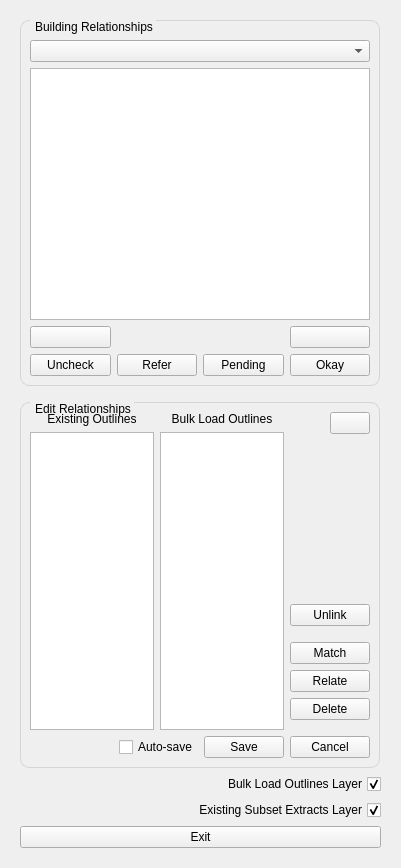
This is buildings/gui/alter_building_relationship.ui in linz/nz-buildings as Qt 5 draws it before an edit. The edited form follows.
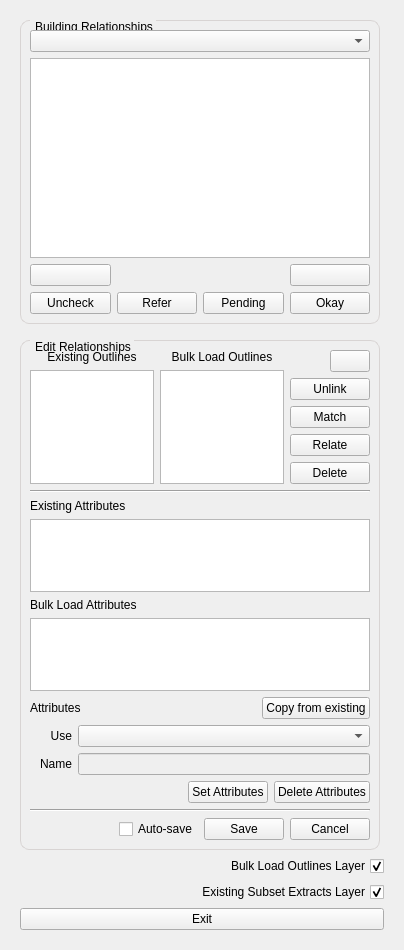
This is the edited form.

Commit message: feat: retain name and use attributes

```diff
--- a/buildings/gui/alter_building_relationship.ui
+++ b/buildings/gui/alter_building_relationship.ui
@@ -2,12 +2,15 @@
 <ui version="4.0">
  <class>frame_alter_building_relationship</class>
  <widget class="QFrame" name="frame_alter_building_relationship">
+  <property name="enabled">
+   <bool>true</bool>
+  </property>
   <property name="geometry">
    <rect>
     <x>0</x>
     <y>0</y>
-    <width>401</width>
-    <height>868</height>
+    <width>404</width>
+    <height>950</height>
    </rect>
   </property>
   <property name="minimumSize">
@@ -51,8 +54,8 @@
        <rect>
         <x>0</x>
         <y>0</y>
-        <width>383</width>
-        <height>850</height>
+        <width>376</width>
+        <height>1058</height>
        </rect>
       </property>
       <layout class="QVBoxLayout" name="verticalLayout_2">
@@ -94,74 +97,80 @@
           <bool>false</bool>
          </property>
          <layout class="QGridLayout" name="gridLayout_2">
-          <item row="7" column="0">
-           <widget class="QPushButton" name="btn_qa_not_checked">
-            <property name="text">
-             <string>Uncheck</string>
-            </property>
-           </widget>
+          <property name="verticalSpacing">
+           <number>6</number>
+          </property>
+          <item row="0" column="0" colspan="4">
+           <layout class="QVBoxLayout" name="layout_msg_bar_qa"/>
           </item>
-          <item row="7" column="2">
+          <item row="6" column="2">
            <widget class="QPushButton" name="btn_qa_pending">
             <property name="text">
              <string>Pending</string>
             </property>
            </widget>
           </item>
-          <item row="5" column="0" colspan="4">
-           <widget class="QTableWidget" name="tbl_relationship"/>
+          <item row="2" column="0" colspan="4">
+           <widget class="QComboBox" name="cmb_relationship">
+            <property name="toolTip">
+             <string>Change to see different building relationships</string>
+            </property>
+           </widget>
           </item>
-          <item row="7" column="1">
+          <item row="6" column="1">
            <widget class="QPushButton" name="btn_qa_refer2supplier">
             <property name="text">
              <string>Refer</string>
             </property>
            </widget>
           </item>
-          <item row="7" column="3">
+          <item row="6" column="0">
+           <widget class="QPushButton" name="btn_qa_not_checked">
+            <property name="text">
+             <string>Uncheck</string>
+            </property>
+           </widget>
+          </item>
+          <item row="6" column="3">
            <widget class="QPushButton" name="btn_qa_okay">
             <property name="text">
              <string>Okay</string>
             </property>
            </widget>
           </item>
-          <item row="0" column="1" colspan="2">
-           <spacer name="verticalSpacer_8">
-            <property name="orientation">
-             <enum>Qt::Vertical</enum>
+          <item row="5" column="3">
+           <widget class="QPushButton" name="btn_qa_not_removed">
+            <property name="toolTip">
+             <string>Not Removed</string>
             </property>
-            <property name="sizeType">
-             <enum>QSizePolicy::Fixed</enum>
+            <property name="text">
+             <string/>
             </property>
-            <property name="sizeHint" stdset="0">
+           </widget>
+          </item>
+          <item row="4" column="0" colspan="4">
+           <widget class="QTableWidget" name="tbl_relationship">
+            <property name="minimumSize">
              <size>
-              <width>20</width>
-              <height>10</height>
+              <width>0</width>
+              <height>200</height>
              </size>
             </property>
-           </spacer>
-          </item>
-          <item row="3" column="0" colspan="4">
-           <widget class="QComboBox" name="cmb_relationship">
-            <property name="toolTip">
-             <string>&lt;html&gt;&lt;head/&gt;&lt;body&gt;&lt;p&gt;Change to see different building relationships&lt;/p&gt;&lt;/body&gt;&lt;/html&gt;</string>
-            </property>
+            <attribute name="horizontalHeaderMinimumSectionSize">
+             <number>80</number>
+            </attribute>
+            <attribute name="horizontalHeaderDefaultSectionSize">
+             <number>80</number>
+            </attribute>
+            <attribute name="verticalHeaderMinimumSectionSize">
+             <number>21</number>
+            </attribute>
+            <attribute name="verticalHeaderDefaultSectionSize">
+             <number>30</number>
+            </attribute>
            </widget>
           </item>
-          <item row="1" column="0" colspan="4">
-           <layout class="QVBoxLayout" name="layout_msg_bar_qa"/>
-          </item>
-          <item row="6" column="3">
-           <widget class="QPushButton" name="btn_qa_not_removed">
-            <property name="toolTip">
-             <string>&lt;html&gt;&lt;head/&gt;&lt;body&gt;&lt;p&gt;Not Removed&lt;/p&gt;&lt;/body&gt;&lt;/html&gt;</string>
-            </property>
-            <property name="text">
-             <string/>
-            </property>
-           </widget>
-          </item>
-          <item row="6" column="0">
+          <item row="5" column="0">
            <widget class="QPushButton" name="btn_next">
             <property name="toolTip">
              <string>&lt;html&gt;&lt;head/&gt;&lt;body&gt;&lt;p&gt;Skip to next 'Not Checked' building&lt;/p&gt;&lt;/body&gt;&lt;/html&gt;</string>
@@ -223,7 +232,10 @@
          </property>
          <layout class="QGridLayout" name="gridLayout_3">
           <item row="1" column="0">
-           <layout class="QHBoxLayout" name="horizontalLayout_6">
+           <layout class="QHBoxLayout" name="hlayout_outlines">
+            <property name="spacing">
+             <number>6</number>
+            </property>
             <item>
              <layout class="QVBoxLayout" name="verticalLayout_7">
               <item>
@@ -378,22 +390,6 @@
                 </property>
                </widget>
               </item>
-              <item>
-               <spacer name="verticalSpacer_2">
-                <property name="orientation">
-                 <enum>Qt::Vertical</enum>
-                </property>
-                <property name="sizeType">
-                 <enum>QSizePolicy::Fixed</enum>
-                </property>
-                <property name="sizeHint" stdset="0">
-                 <size>
-                  <width>20</width>
-                  <height>10</height>
-                 </size>
-                </property>
-               </spacer>
-              </item>
               <item>
                <widget class="QPushButton" name="btn_matched">
                 <property name="text">
@@ -415,30 +411,31 @@
                 </property>
                </widget>
               </item>
-              <item>
-               <spacer name="verticalSpacer_6">
-                <property name="orientation">
-                 <enum>Qt::Vertical</enum>
-                </property>
-                <property name="sizeType">
-                 <enum>QSizePolicy::Fixed</enum>
-                </property>
-                <property name="sizeHint" stdset="0">
-                 <size>
-                  <width>20</width>
-                  <height>10</height>
-                 </size>
-                </property>
-               </spacer>
-              </item>
              </layout>
             </item>
            </layout>
           </item>
+          <item row="4" column="0">
+           <widget class="Line" name="line_2">
+            <property name="orientation">
+             <enum>Qt::Horizontal</enum>
+            </property>
+           </widget>
+          </item>
+          <item row="0" column="0">
+           <layout class="QVBoxLayout" name="layout_msg_bar_edit"/>
+          </item>
           <item row="2" column="0">
-           <layout class="QHBoxLayout" name="horizontalLayout_4">
+           <widget class="Line" name="line">
+            <property name="orientation">
+             <enum>Qt::Horizontal</enum>
+            </property>
+           </widget>
+          </item>
+          <item row="5" column="0">
+           <layout class="QHBoxLayout" name="hlayout_save">
             <item>
-             <spacer name="horizontalSpacer_5">
+             <spacer name="hspace_save">
               <property name="orientation">
                <enum>Qt::Horizontal</enum>
               </property>
@@ -476,8 +473,228 @@
             </item>
            </layout>
           </item>
-          <item row="0" column="0">
-           <layout class="QVBoxLayout" name="layout_msg_bar_edit"/>
+          <item row="3" column="0">
+           <layout class="QVBoxLayout" name="vlayout_attributes">
+            <property name="bottomMargin">
+             <number>0</number>
+            </property>
+            <item>
+             <widget class="QLabel" name="lbl_existing_attributes">
+              <property name="font">
+               <font>
+                <weight>50</weight>
+                <bold>false</bold>
+               </font>
+              </property>
+              <property name="text">
+               <string>Existing Attributes</string>
+              </property>
+              <property name="alignment">
+               <set>Qt::AlignLeading|Qt::AlignLeft|Qt::AlignVCenter</set>
+              </property>
+             </widget>
+            </item>
+            <item>
+             <widget class="QListWidget" name="lst_existing_attrs">
+              <property name="sizePolicy">
+               <sizepolicy hsizetype="Expanding" vsizetype="Expanding">
+                <horstretch>0</horstretch>
+                <verstretch>0</verstretch>
+               </sizepolicy>
+              </property>
+              <property name="minimumSize">
+               <size>
+                <width>0</width>
+                <height>0</height>
+               </size>
+              </property>
+              <property name="maximumSize">
+               <size>
+                <width>16777215</width>
+                <height>16777215</height>
+               </size>
+              </property>
+             </widget>
+            </item>
+            <item>
+             <widget class="QLabel" name="lbl_bulk_load_attributes">
+              <property name="font">
+               <font>
+                <weight>50</weight>
+                <bold>false</bold>
+               </font>
+              </property>
+              <property name="text">
+               <string>Bulk Load Attributes</string>
+              </property>
+              <property name="alignment">
+               <set>Qt::AlignLeading|Qt::AlignLeft|Qt::AlignVCenter</set>
+              </property>
+             </widget>
+            </item>
+            <item>
+             <widget class="QListWidget" name="lst_bulk_attrs">
+              <property name="sizePolicy">
+               <sizepolicy hsizetype="Expanding" vsizetype="Expanding">
+                <horstretch>0</horstretch>
+                <verstretch>0</verstretch>
+               </sizepolicy>
+              </property>
+              <property name="minimumSize">
+               <size>
+                <width>0</width>
+                <height>0</height>
+               </size>
+              </property>
+              <property name="maximumSize">
+               <size>
+                <width>16777215</width>
+                <height>16777215</height>
+               </size>
+              </property>
+             </widget>
+            </item>
+            <item>
+             <layout class="QHBoxLayout" name="hlayout_attributes">
+              <property name="topMargin">
+               <number>0</number>
+              </property>
+              <item>
+               <widget class="QLabel" name="lbl_attributes">
+                <property name="text">
+                 <string>Attributes</string>
+                </property>
+                <property name="alignment">
+                 <set>Qt::AlignLeading|Qt::AlignLeft|Qt::AlignVCenter</set>
+                </property>
+               </widget>
+              </item>
+              <item>
+               <spacer name="hspace_copy_from_existing">
+                <property name="orientation">
+                 <enum>Qt::Horizontal</enum>
+                </property>
+                <property name="sizeHint" stdset="0">
+                 <size>
+                  <width>40</width>
+                  <height>20</height>
+                 </size>
+                </property>
+               </spacer>
+              </item>
+              <item>
+               <widget class="QPushButton" name="btn_copy_from_existing">
+                <property name="text">
+                 <string>Copy from existing</string>
+                </property>
+               </widget>
+              </item>
+             </layout>
+            </item>
+            <item>
+             <layout class="QHBoxLayout" name="hlayout_use">
+              <property name="topMargin">
+               <number>0</number>
+              </property>
+              <item>
+               <widget class="QLabel" name="label_use">
+                <property name="minimumSize">
+                 <size>
+                  <width>42</width>
+                  <height>0</height>
+                 </size>
+                </property>
+                <property name="text">
+                 <string>Use</string>
+                </property>
+                <property name="alignment">
+                 <set>Qt::AlignRight|Qt::AlignTrailing|Qt::AlignVCenter</set>
+                </property>
+               </widget>
+              </item>
+              <item>
+               <widget class="QComboBox" name="cbox_use">
+                <property name="sizePolicy">
+                 <sizepolicy hsizetype="Expanding" vsizetype="Fixed">
+                  <horstretch>0</horstretch>
+                  <verstretch>0</verstretch>
+                 </sizepolicy>
+                </property>
+               </widget>
+              </item>
+             </layout>
+            </item>
+            <item>
+             <layout class="QHBoxLayout" name="hlayout_name">
+              <property name="topMargin">
+               <number>0</number>
+              </property>
+              <item>
+               <widget class="QLabel" name="label_name">
+                <property name="minimumSize">
+                 <size>
+                  <width>42</width>
+                  <height>0</height>
+                 </size>
+                </property>
+                <property name="maximumSize">
+                 <size>
+                  <width>16777215</width>
+                  <height>16777215</height>
+                 </size>
+                </property>
+                <property name="text">
+                 <string>Name</string>
+                </property>
+                <property name="alignment">
+                 <set>Qt::AlignRight|Qt::AlignTrailing|Qt::AlignVCenter</set>
+                </property>
+               </widget>
+              </item>
+              <item>
+               <widget class="QLineEdit" name="ledit_name">
+                <property name="enabled">
+                 <bool>false</bool>
+                </property>
+               </widget>
+              </item>
+             </layout>
+            </item>
+            <item>
+             <layout class="QHBoxLayout" name="hlayout_set_delete_atributes">
+              <property name="topMargin">
+               <number>0</number>
+              </property>
+              <item>
+               <spacer name="hspace_set_delete_attributes">
+                <property name="orientation">
+                 <enum>Qt::Horizontal</enum>
+                </property>
+                <property name="sizeHint" stdset="0">
+                 <size>
+                  <width>40</width>
+                  <height>20</height>
+                 </size>
+                </property>
+               </spacer>
+              </item>
+              <item>
+               <widget class="QPushButton" name="btn_set_attributes">
+                <property name="text">
+                 <string>Set Attributes</string>
+                </property>
+               </widget>
+              </item>
+              <item>
+               <widget class="QPushButton" name="btn_delete_attributes">
+                <property name="text">
+                 <string>Delete Attributes</string>
+                </property>
+               </widget>
+              </item>
+             </layout>
+            </item>
+           </layout>
           </item>
          </layout>
         </widget>
```
Left out of the diff: 59 changed lines with no effect on the pictures. The commit also changes 8 other files.
